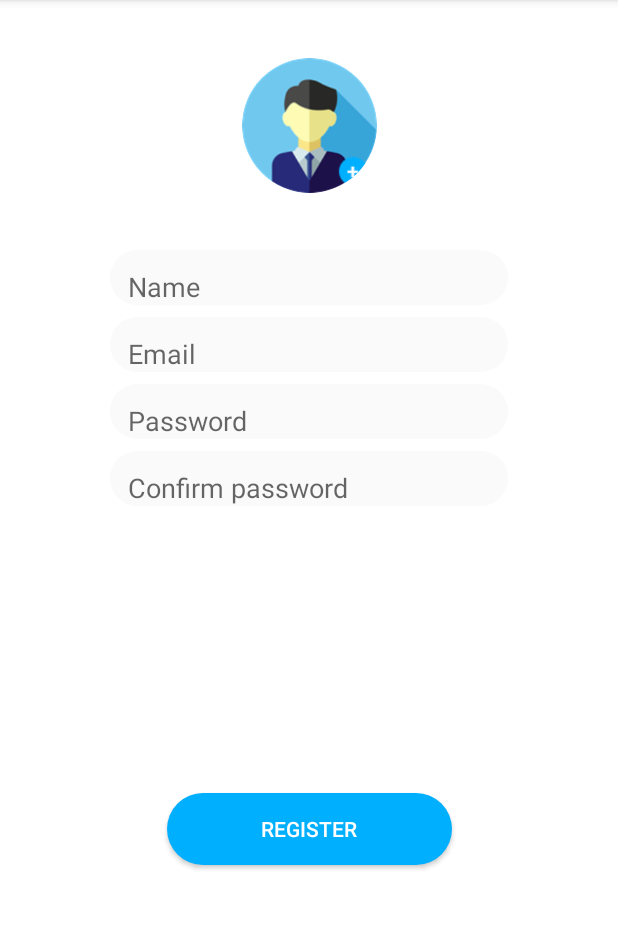
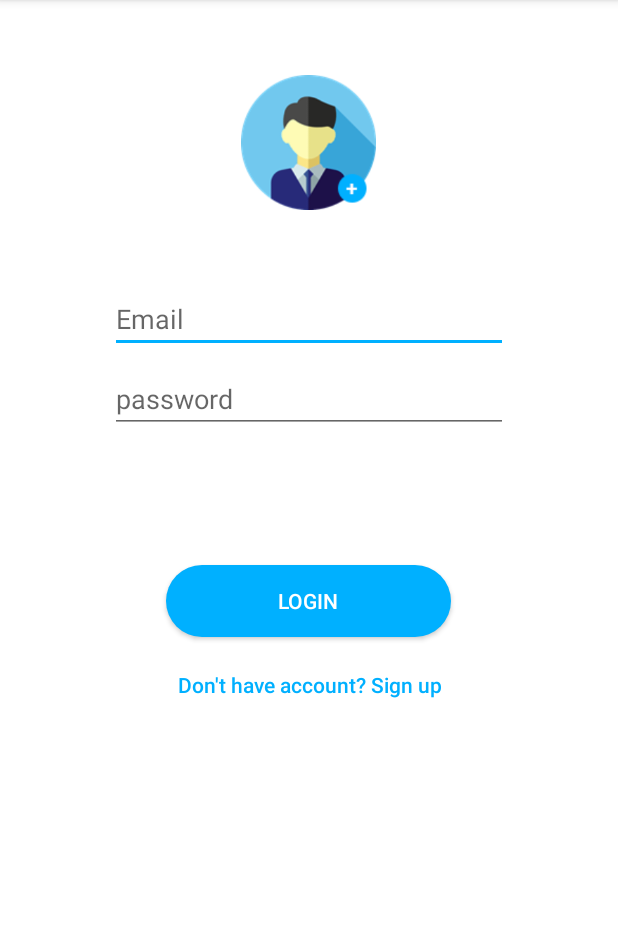
Before and after one commit to maheshpd/BlogApp, an Android app: the screen it shows after launch (RegisterActivity before the commit, LoginActivity after it), on a phone screen of 412 x 824 dp, the part 84-1013 px from its top. Run offline under Robolectric (Android 15) with nearby library versions, the phone set to English and light mode, and no system bars; our stand-ins replace Firebase (no records; nobody signed in at launch, a user with empty details on screens opened directly).

Commit message:
Login Authentication done

```diff
--- a/app/src/main/AndroidManifest.xml
+++ b/app/src/main/AndroidManifest.xml
@@ -13,14 +13,16 @@
         android:supportsRtl="true"
         android:theme="@style/AppTheme"
         tools:ignore="GoogleAppIndexingWarning">
-        <activity android:name=".activities.HomeActivity"></activity>
-        <activity android:name=".activities.RegisterActivity">
+        <activity android:name=".activities.LoginActivity">
             <intent-filter>
                 <action android:name="android.intent.action.MAIN" />
 
                 <category android:name="android.intent.category.LAUNCHER" />
             </intent-filter>
         </activity>
+        <activity android:name=".activities.HomeActivity" />
+        <activity android:name=".activities.RegisterActivity"/>
+
     </application>
 
 </manifest>
--- /dev/null
+++ b/app/src/main/java/com/example/blogapp/activities/LoginActivity.java
@@ -0,0 +1,101 @@
+package com.example.blogapp.activities;
+
+import android.content.Intent;
+import android.support.annotation.NonNull;
+import android.support.v7.app.AppCompatActivity;
+import android.os.Bundle;
+import android.util.Log;
+import android.view.View;
+import android.widget.Button;
+import android.widget.EditText;
+import android.widget.ProgressBar;
+import android.widget.Toast;
+
+import com.example.blogapp.R;
+import com.google.android.gms.tasks.OnCompleteListener;
+import com.google.android.gms.tasks.Task;
+import com.google.firebase.auth.AuthResult;
+import com.google.firebase.auth.FirebaseAuth;
+import com.google.firebase.auth.FirebaseUser;
+
+public class LoginActivity extends AppCompatActivity {
+
+    private EditText userMail,userPassword;
+    private Button btnLogin;
+    private ProgressBar loginProgress;
+    private FirebaseAuth mAuth;
+    private Intent HomeActivity;
+    @Override
+    protected void onCreate(Bundle savedInstanceState) {
+        super.onCreate(savedInstanceState);
+        setContentView(R.layout.activity_login);
+
+        userMail = findViewById(R.id.loginEmail);
+        userPassword = findViewById(R.id.loginpassword);
+        btnLogin = findViewById(R.id.loginBtn);
+        loginProgress = findViewById(R.id.loginProgress);
+        mAuth = FirebaseAuth.getInstance();
+        btnLogin.setOnClickListener(new View.OnClickListener() {
+            @Override
+            public void onClick(View v) {
+                loginProgress.setVisibility(View.VISIBLE);
+                btnLogin.setVisibility(View.INVISIBLE);
+
+                String mail = userMail.getText().toString().trim();
+                String password = userPassword.getText().toString().trim();
+
+                if (mail.isEmpty() || password.isEmpty()) {
+                    showMessage("Please Verify all field");
+                    loginProgress.setVisibility(View.INVISIBLE);
+                    btnLogin.setVisibility(View.VISIBLE);
+                }else {
+                    signIn(mail,password);
+                }
+            }
+        });
+    }
+
+    private void signIn(String mail, String password) {
+        mAuth.signInWithEmailAndPassword(mail,password).addOnCompleteListener(new OnCompleteListener<AuthResult>() {
+            @Override
+            public void onComplete(@NonNull Task<AuthResult> task) {
+                if (task.isSuccessful())
+                {
+                    loginProgress.setVisibility(View.INVISIBLE);
+                    btnLogin.setVisibility(View.VISIBLE);
+                    updateUI();
+                }else {
+                    String message = task.getException().getMessage().toString();
+                    showMessage(message);
+                    loginProgress.setVisibility(View.INVISIBLE);
+                    btnLogin.setVisibility(View.VISIBLE);
+
+                }
+            }
+        });
+    }
+
+    private void updateUI() {
+        HomeActivity = new Intent(this,HomeActivity.class);
+        startActivity(HomeActivity);
+        finish();
+    }
+
+    private void showMessage(String message) {
+        Toast.makeText(this, message, Toast.LENGTH_SHORT).show();
+    }
+
+    public void signup(View view) {
+        startActivity(new Intent(LoginActivity.this,RegisterActivity.class));
+    }
+
+    @Override
+    protected void onStart() {
+        super.onStart();
+        FirebaseUser user=mAuth.getCurrentUser();
+        if (user != null) {
+            //User is already connected so we need to redirect him to
+            updateUI();
+        }
+    }
+}
--- /dev/null
+++ b/app/src/main/res/layout/activity_login.xml
@@ -0,0 +1,96 @@
+<?xml version="1.0" encoding="utf-8"?>
+<android.support.v4.widget.NestedScrollView xmlns:android="http://schemas.android.com/apk/res/android"
+    xmlns:app="http://schemas.android.com/apk/res-auto"
+    xmlns:tools="http://schemas.android.com/tools"
+    android:layout_width="match_parent"
+    android:background="#ffffff"
+    android:layout_height="match_parent">
+
+
+    <android.support.constraint.ConstraintLayout
+        android:layout_width="match_parent"
+        android:layout_height="match_parent"
+        tools:context=".activities.LoginActivity">
+
+        <ImageView
+            android:id="@+id/imageView"
+            android:layout_width="90dp"
+            android:layout_height="90dp"
+            android:layout_marginTop="50dp"
+            app:layout_constraintEnd_toEndOf="parent"
+            app:layout_constraintHorizontal_bias="0.498"
+            app:layout_constraintStart_toStartOf="parent"
+            app:layout_constraintTop_toTopOf="parent"
+            app:srcCompat="@drawable/userphoto" />
+
+        <EditText
+            android:id="@+id/loginEmail"
+            android:layout_width="265dp"
+            android:layout_height="wrap_content"
+            android:layout_marginStart="16dp"
+            android:layout_marginTop="50dp"
+            android:layout_marginEnd="16dp"
+            android:ems="10"
+            android:hint="Email"
+            android:inputType="textEmailAddress"
+            app:layout_constraintEnd_toEndOf="parent"
+            app:layout_constraintStart_toStartOf="parent"
+            app:layout_constraintTop_toBottomOf="@+id/imageView" />
+
+        <EditText
+            android:id="@+id/loginpassword"
+            android:layout_width="265dp"
+            android:layout_height="wrap_content"
+            android:layout_marginTop="8dp"
+            android:ems="10"
+            android:hint="password"
+            android:inputType="textPassword"
+            app:layout_constraintEnd_toEndOf="parent"
+            app:layout_constraintStart_toStartOf="parent"
+            app:layout_constraintTop_toBottomOf="@+id/loginEmail" />
+
+        <Button
+            android:id="@+id/loginBtn"
+            android:layout_width="190dp"
+            android:layout_height="wrap_content"
+            android:layout_marginStart="8dp"
+            android:layout_marginTop="32dp"
+            android:layout_marginEnd="8dp"
+            android:background="@drawable/reg_btn_style"
+            android:text="Login"
+            android:textColor="@android:color/white"
+            app:layout_constraintBottom_toBottomOf="parent"
+            app:layout_constraintEnd_toEndOf="parent"
+            app:layout_constraintHorizontal_bias="0.497"
+            app:layout_constraintStart_toStartOf="parent"
+            app:layout_constraintTop_toBottomOf="@+id/loginpassword" />
+
+        <ProgressBar
+            android:id="@+id/loginProgress"
+            style="?android:attr/progressBarStyle"
+            android:layout_width="wrap_content"
+            android:layout_height="wrap_content"
+            android:layout_marginTop="32dp"
+            android:visibility="invisible"
+            app:layout_constraintBottom_toBottomOf="parent"
+            app:layout_constraintEnd_toEndOf="parent"
+            app:layout_constraintStart_toStartOf="parent"
+            app:layout_constraintTop_toBottomOf="@+id/loginpassword" />
+
+        <Button
+            android:id="@+id/signupBtn"
+            style="@style/Widget.AppCompat.Button.Borderless"
+            android:layout_width="0dp"
+            android:layout_height="wrap_content"
+            android:layout_marginStart="8dp"
+            android:layout_marginTop="8dp"
+            android:layout_marginEnd="8dp"
+            android:onClick="signup"
+            android:text="Don't have account? Sign up"
+            android:textAllCaps="false"
+            android:textColor="@color/colorPrimary"
+            app:layout_constraintEnd_toEndOf="parent"
+            app:layout_constraintStart_toStartOf="parent"
+            app:layout_constraintTop_toBottomOf="@+id/loginProgress" />
+    </android.support.constraint.ConstraintLayout>
+</android.support.v4.widget.NestedScrollView>
--- a/app/src/main/res/values/colors.xml
+++ b/app/src/main/res/values/colors.xml
@@ -1,6 +1,6 @@
 <?xml version="1.0" encoding="utf-8"?>
 <resources>
-    <color name="colorPrimary">#00b0ff</color>
+    <color name="colorPrimary">#00B0FF</color>
     <color name="colorPrimaryDark">#00b0ff</color>
     <color name="colorAccent">#00b0ff</color>
 </resources>
```
Also changed, not shown: app/src/main/java/com/example/blogapp/activities/RegisterActivity.java (+8 -4 lines), app/src/main/res/layout/activity_register.xml (+15 -0 lines).
